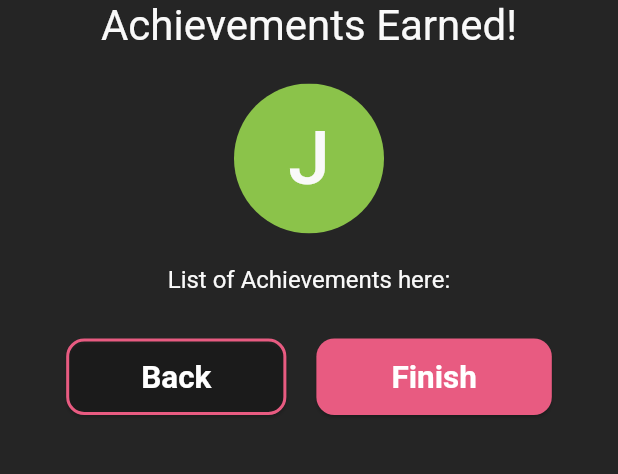
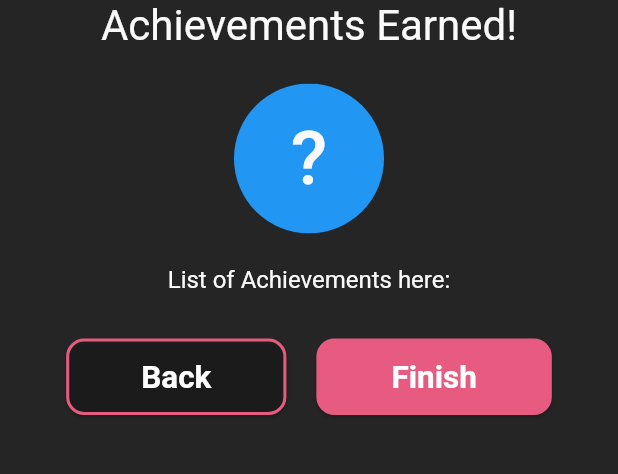
Before and after one commit to jwlim94/drive_safe, a Flutter app: the AchievementScreen screen opened by its route, after a tap on "Continue", on a phone screen of 412 x 824 dp, the part 113-587 px from its top. Run offline on Flutter 3.47's test engine with Material 3 defaults, Android fonts, the phone set to English and light mode, and no system bars; our stand-ins replace carousel_slider, cloud_firestore, confetti, firebase_auth, firebase_core, flutter_riverpod and 3 more; accounts and stored records are empty; generated files the repository leaves out were written again.

Commit message:
Add the current user to the achievemnt screen.

```diff
--- a/lib/src/features/home/presentation/achievement_screen.dart
+++ b/lib/src/features/home/presentation/achievement_screen.dart
@@ -1,4 +1,5 @@
 import 'package:drive_safe/src/features/home/presentation/providers/last_drive_provider.dart';
+import 'package:drive_safe/src/features/user/presentation/providers/current_user_state_provider.dart';
 import 'package:drive_safe/src/shared/constants/app_colors.dart';
 import 'package:drive_safe/src/shared/constants/text_styles.dart';
 import 'package:drive_safe/src/shared/widgets/custom_button.dart';
@@ -18,9 +19,6 @@ class AchievementScreen extends ConsumerStatefulWidget {
 class _AchievementScreenState extends ConsumerState<AchievementScreen> {
   int consecutiveSafeDrives = 0; //Get this from the repo layer later...
   String state = 'Streak';
-  Color profileColor =
-      Colors.lightGreen; //Get this from the repo layer later...
-  String firstInitial = 'J'; //Get this from the repo layer later...
   late ConfettiController _controllerTopCenter; //just for fun!
   bool triggerConfetti = true;
 
@@ -63,6 +61,7 @@ class _AchievementScreenState extends ConsumerState<AchievementScreen> {
   @override
   Widget build(BuildContext context) {
     final lastDrive = ref.watch(lastDriveNotifierProvider);
+    final currentUser = ref.watch(currentUserStateProvider);
 
     if (state == 'Streak') {
       return Scaffold(
@@ -188,7 +187,8 @@ class _AchievementScreenState extends ConsumerState<AchievementScreen> {
                     child: Container(
                       width: 100,
                       height: 100,
-                      color: profileColor,
+                      color: Color(currentUser?.primaryColor.toUnsigned(32) ??
+                          0xFF2196F3),
                     ),
                   ),
                   Positioned(
@@ -198,7 +198,7 @@ class _AchievementScreenState extends ConsumerState<AchievementScreen> {
                       height: 100,
                       child: Center(
                         child: Text(
-                          firstInitial,
+                          currentUser?.name[0] ?? "?",
                           style: TextStyles.h1,
                         ),
                       ),
```
